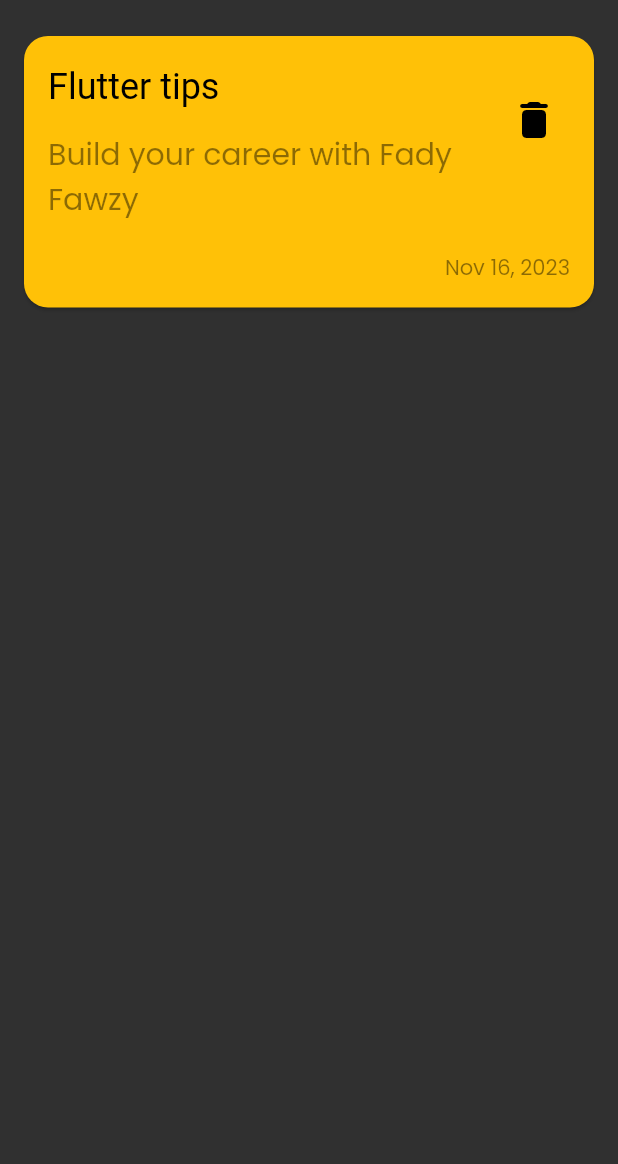
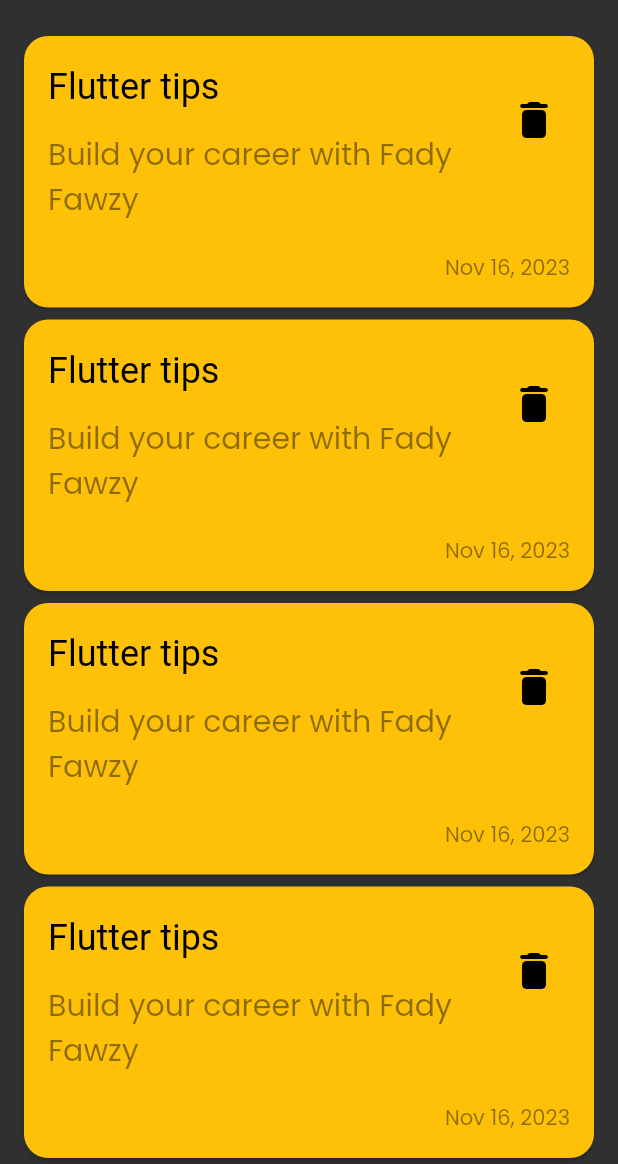
Before and after one commit to FadyFawzyOfficial/notes, a Flutter app: the screen it shows after launch, on a phone screen of 412 x 824 dp, the part 72-1236 px from its top. Run offline on Flutter 3.47's test engine with Material 2 defaults, Android fonts, the phone set to English and light mode, and no system bars.

Commit message:
6. Use ListView.separated instead & Improve the Use of Padding

```diff
--- a/lib/views/widgets/note_tile.dart
+++ b/lib/views/widgets/note_tile.dart
@@ -13,18 +13,20 @@ class NoteTile extends StatelessWidget {
           Radius.circular(16),
         ),
       ),
+      child: Padding(
+        padding: const EdgeInsets.all(16),
         child: Column(
           crossAxisAlignment: CrossAxisAlignment.end,
           children: [
             ListTile(
-            contentPadding: const EdgeInsets.all(16),
+              contentPadding: EdgeInsets.zero,
               title: const Text('Flutter tips'),
               titleTextStyle: const TextStyle(
                 color: Colors.black,
                 fontSize: 24,
               ),
               subtitle: const Padding(
-              padding: EdgeInsets.only(top: 16),
+                padding: EdgeInsets.symmetric(vertical: 16),
                 child: Text(
                   'Build your career with Fady Fawzy',
                   style: TextStyle(
@@ -42,14 +44,12 @@ class NoteTile extends StatelessWidget {
                 onPressed: () {},
               ),
             ),
-          const Padding(
-            padding: EdgeInsets.only(right: 16, bottom: 16),
-            child: Text(
+            Text(
               'Nov 16, 2023',
               style: TextStyle(color: Colors.black45),
             ),
+          ],
         ),
-        ],
       ),
     );
   }
--- a/lib/views/widgets/notes_list_view.dart
+++ b/lib/views/widgets/notes_list_view.dart
@@ -6,10 +6,11 @@ class NotesListView extends StatelessWidget {
 
   @override
   Widget build(context) {
-    return ListView.builder(
+    return ListView.separated(
       padding: const EdgeInsets.all(16),
-      itemCount: 1,
+      itemCount: 10,
       itemBuilder: (context, index) => const NoteTile(),
+      separatorBuilder: (context, index) => const SizedBox(height: 8),
     );
   }
 }
```
Lines whose indentation alone changed are shown as unchanged.
